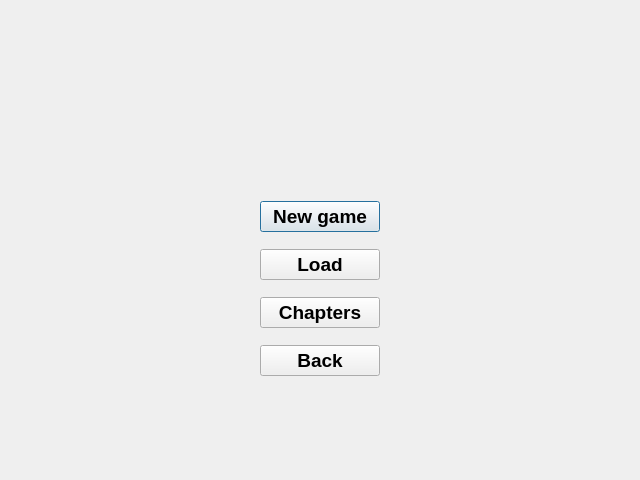
The window that gamemenu.ui (ivashchenko-leo/TextQuest) describes before a commit, drawn with Qt 5.
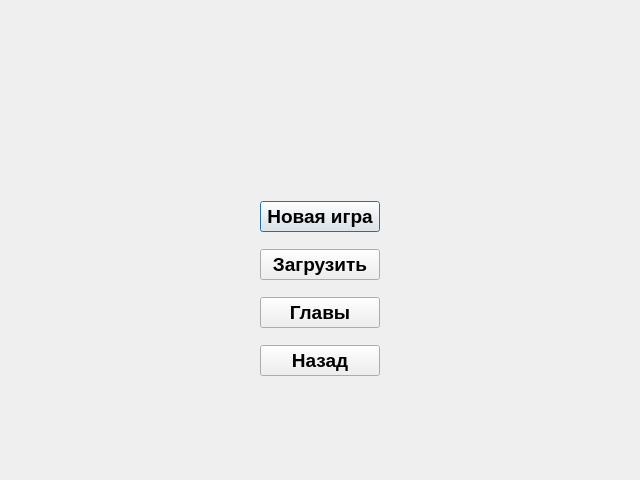
The same window after the commit.

Commit message: Changed locale in widgets, now its russian, added mousefilter.cpp in pro file

```diff
--- a/gamemenu.ui
+++ b/gamemenu.ui
@@ -39,7 +39,7 @@
   <property name="locale">
    <locale language="English" country="UnitedStates"/>
   </property>
-  <widget class="QWidget" name="">
+  <widget class="QWidget" name="layoutWidget">
    <property name="geometry">
     <rect>
      <x>260</x>
@@ -55,7 +55,7 @@
     <item>
      <widget class="QPushButton" name="pbNewGame">
       <property name="text">
-       <string>New game</string>
+       <string>Новая игра</string>
       </property>
      </widget>
     </item>
@@ -65,21 +65,21 @@
        <set>Qt::ImhNone</set>
       </property>
       <property name="text">
-       <string>Load</string>
+       <string>Загрузить</string>
       </property>
      </widget>
     </item>
     <item>
      <widget class="QPushButton" name="pbChapters">
       <property name="text">
-       <string>Chapters</string>
+       <string>Главы</string>
       </property>
      </widget>
     </item>
     <item>
      <widget class="QPushButton" name="pbBack">
       <property name="text">
-       <string>Back</string>
+       <string>Назад</string>
       </property>
      </widget>
     </item>
```
Left out of the diff: 2 changed lines with no effect on the pictures. The commit also changes 6 other files.
